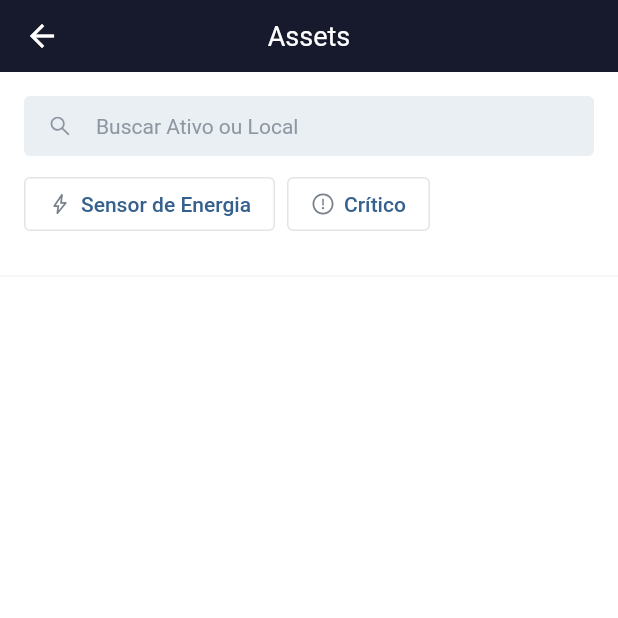
After one commit to nekomaruh/tree_view_challenge, a Flutter app: the AssetPage screen opened by its route, on a phone screen of 412 x 824 dp, the top half of it. The commit adds this screen. Run offline on Flutter 3.47's test engine with Material 3 defaults, Android fonts, the phone set to English and light mode, and no system bars; our stand-ins replace dio, flutter_svg, get_it; network calls fail.

Commit message:
add new icons, create asset page

```diff
--- a/lib/core/theme/app_bar_theme.dart
+++ b/lib/core/theme/app_bar_theme.dart
@@ -6,5 +6,6 @@ const appBarTheme = AppBarTheme(
   color: AppColors.secondary,
   toolbarHeight: 48,
   centerTitle: true,
-  elevation: 0
+  elevation: 0,
+  titleTextStyle: TextStyle(fontSize: 18, fontWeight: FontWeight.w400)
 );
--- a/lib/core/theme/colors/app_colors.dart
+++ b/lib/core/theme/colors/app_colors.dart
@@ -11,4 +11,5 @@ class AppColors {
   static const green = Color(0xFF52C41A);
   static const red = Color(0xFFED3833);
   static const textBlack = Color(0xFF17192D);
+  static const divider = Color(0xFFEAEEF2);
 }
--- /dev/null
+++ b/lib/core/theme/divider_theme.dart
@@ -0,0 +1,5 @@
+import 'package:flutter/material.dart';
+
+import 'colors/app_colors.dart';
+
+const dividerTheme = DividerThemeData(color: AppColors.divider);
--- a/lib/core/theme/theme.dart
+++ b/lib/core/theme/theme.dart
@@ -1,5 +1,6 @@
 import 'package:flutter/material.dart';
 import 'package:tree_view_challenge/core/theme/app_bar_theme.dart';
+import 'package:tree_view_challenge/core/theme/divider_theme.dart';
 import 'package:tree_view_challenge/core/theme/elevated_button_theme.dart';
 
 import 'colors/app_colors.dart';
@@ -11,5 +12,6 @@ final appTheme = ThemeData(
   scaffoldBackgroundColor: AppColors.white,
   inputDecorationTheme: inputDecorationTheme,
   appBarTheme: appBarTheme,
-  elevatedButtonTheme: elevatedButtonTheme
+  elevatedButtonTheme: elevatedButtonTheme,
+  dividerTheme: dividerTheme
 );
--- /dev/null
+++ b/lib/feature/asset/presentation/page/asset_page.dart
@@ -0,0 +1,67 @@
+import 'package:flutter/material.dart';
+import 'package:flutter_svg/svg.dart';
+import 'package:tree_view_challenge/shared/presentation/widget/search_bar_widget.dart';
+
+class AssetPage extends StatelessWidget {
+  const AssetPage({super.key});
+
+  @override
+  Widget build(BuildContext context) {
+    return Scaffold(
+      appBar: AppBar(
+        title: const Text('Assets'),
+      ),
+      body: Column(
+        children: [
+          Padding(
+            padding: const EdgeInsets.all(16),
+            child: Column(
+              crossAxisAlignment: CrossAxisAlignment.start,
+              children: [
+                const SearchBarWidget(),
+                const SizedBox(height: 8),
+                Row(
+                  children: [
+                    //TODO: Outlined button tiene espacio extra, hay que eliminar con tema
+                    OutlinedButton(
+                      onPressed: () {},
+                      child: Row(
+                        mainAxisSize: MainAxisSize.min,
+                        children: [
+                          SvgPicture.asset(
+                            "assets/icons/bolt.svg",
+                            width: 16,
+                            height: 16,
+                          ),
+                          const SizedBox(width: 6),
+                          const Text("Sensor de Energia")
+                        ],
+                      ),
+                    ),
+                    SizedBox(width: 8),
+                    OutlinedButton(
+                      onPressed: () {},
+                      child: Row(
+                        mainAxisSize: MainAxisSize.min,
+                        children: [
+                          SvgPicture.asset(
+                            "assets/icons/exclamation.svg",
+                            width: 16,
+                            height: 16,
+                          ),
+                          const SizedBox(width: 6),
+                          const Text("Crítico")
+                        ],
+                      ),
+                    ),
+                  ],
+                )
+              ],
+            ),
+          ),
+          const Divider(),
+        ],
+      ),
+    );
+  }
+}
--- a/lib/feature/home/presenter/page/home_page.dart
+++ b/lib/feature/home/presentation/page/home_page.dart
@@ -1,11 +1,11 @@
 import 'package:flutter/material.dart';
 import 'package:flutter_svg/svg.dart';
 import 'package:provider/provider.dart';
-import 'package:tree_view_challenge/feature/home/presenter/controller/home_provider.dart';
-import 'package:tree_view_challenge/feature/home/presenter/widget/unit_button.dart';
 import 'package:tree_view_challenge/shared/widget/state/state_wrapper.dart';
 
 import '../../../../core/di/get_it.dart';
+import '../controller/home_provider.dart';
+import '../widget/unit_button.dart';
 
 const logoAssetPath = "assets/logos/tractian.svg";
 
@@ -61,7 +61,9 @@ class _PageContent extends StatelessWidget {
             final company = provider.uiState.data![i];
             return UnitButton(
               text: company.name,
-              onTap: () {},
+              onTap: () {
+                Navigator.pushNamed(context, "/asset");
+              },
             );
           },
           separatorBuilder: (_, i) {
--- a/lib/main.dart
+++ b/lib/main.dart
@@ -1,8 +1,9 @@
 import 'package:flutter/material.dart';
 import 'package:tree_view_challenge/core/di/get_it.dart';
 import 'package:tree_view_challenge/core/theme/theme.dart';
+import 'package:tree_view_challenge/feature/asset/presentation/page/asset_page.dart';
 
-import 'feature/home/presenter/page/home_page.dart';
+import 'feature/home/presentation/page/home_page.dart';
 
 void main() {
   setupDI();
@@ -18,7 +19,12 @@ class MyApp extends StatelessWidget {
       title: 'Flutter Demo',
       debugShowCheckedModeBanner: false,
       theme: appTheme,
-      home: const HomePage(),
+      //home: const HomePage(),
+      initialRoute: '/',
+      routes: {
+        "/": (_) => const HomePage(),
+        "/asset": (_) => const AssetPage(),
+      },
     );
   }
 }
--- a/lib/shared/presentation/widget/search_bar_widget.dart
+++ b/lib/shared/presentation/widget/search_bar_widget.dart
@@ -4,6 +4,7 @@ import 'package:flutter_svg/svg.dart';
 const iconAssetPath = "assets/icons/search.svg";
 
 class SearchBarWidget extends StatelessWidget {
+
   const SearchBarWidget({super.key});
 
   @override
```
Also changed, not shown: assets/icons/asset.svg (added), assets/icons/bolt.svg (added), assets/icons/bolt_mini.svg (added), assets/icons/component.svg (added), assets/icons/critical_mini.svg (added), assets/icons/exclamation.svg (added), assets/icons/location.svg (added), lib/feature/home/presentation/controller/home_provider.dart (renamed from lib/feature/home/presenter/controller/home_provider.dart), lib/feature/home/presentation/widget/unit_button.dart (renamed from lib/feature/home/presenter/widget/unit_button.dart).
